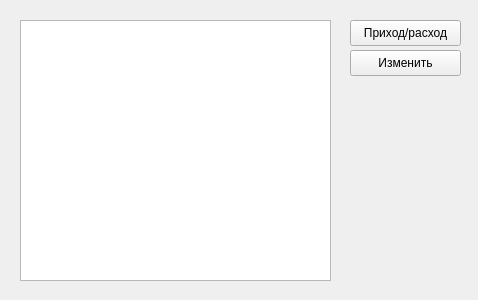
Above: ui/ShowDrugs.ui from ismd/4med before the change. Below: the same form after it.
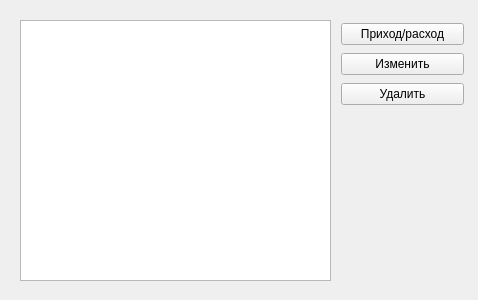
That is the form after the change.

Commit message: rm and edit drug

What changed in the file:
```diff
--- a/ui/ShowDrugs.ui
+++ b/ui/ShowDrugs.ui
@@ -23,31 +23,38 @@
     </rect>
    </property>
   </widget>
-  <widget class="QPushButton" name="bRegistration">
+  <widget class="QWidget" name="">
    <property name="geometry">
     <rect>
-     <x>350</x>
-     <y>20</y>
-     <width>111</width>
-     <height>26</height>
+     <x>341</x>
+     <y>21</y>
+     <width>123</width>
+     <height>88</height>
     </rect>
    </property>
-   <property name="text">
-    <string>Приход/расход</string>
-   </property>
-  </widget>
-  <widget class="QPushButton" name="bEdit">
-   <property name="geometry">
-    <rect>
-     <x>350</x>
-     <y>50</y>
-     <width>111</width>
-     <height>26</height>
-    </rect>
-   </property>
-   <property name="text">
-    <string>Изменить</string>
-   </property>
+   <layout class="QVBoxLayout" name="verticalLayout">
+    <item>
+     <widget class="QPushButton" name="bRegistration">
+      <property name="text">
+       <string>Приход/расход</string>
+      </property>
+     </widget>
+    </item>
+    <item>
+     <widget class="QPushButton" name="bEdit">
+      <property name="text">
+       <string>Изменить</string>
+      </property>
+     </widget>
+    </item>
+    <item>
+     <widget class="QPushButton" name="bDel">
+      <property name="text">
+       <string>Удалить</string>
+      </property>
+     </widget>
+    </item>
+   </layout>
   </widget>
  </widget>
  <resources/>
```
Left out of the diff: 3 changed lines with no effect on the pictures. The commit also changes 6 other files.
